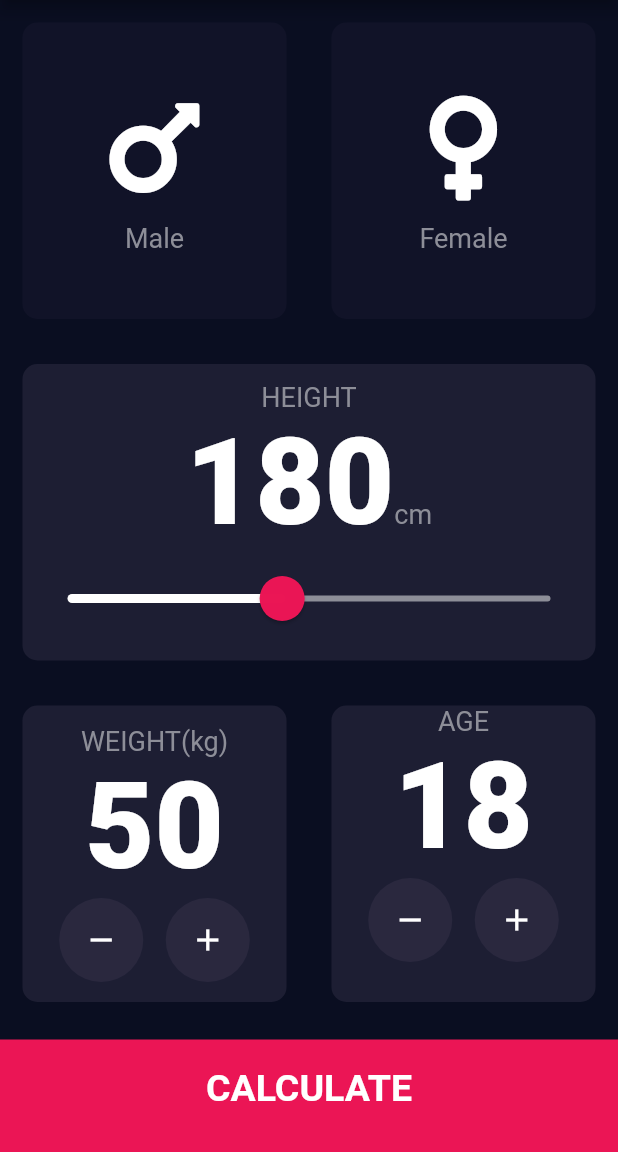
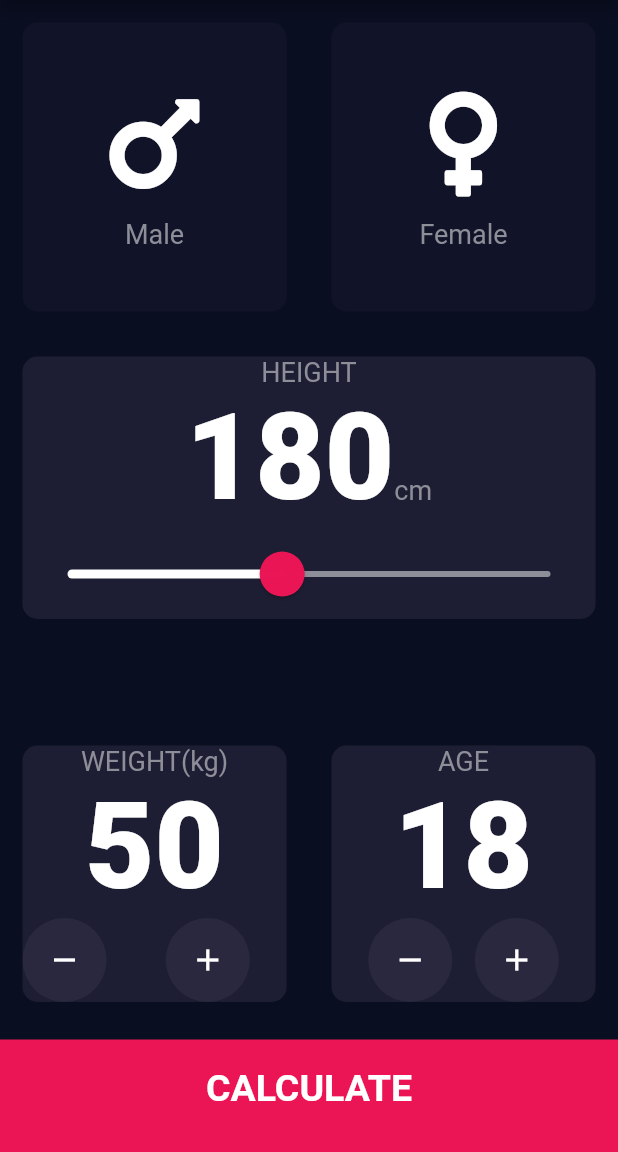
Before and after one commit to kumaranshu8092/FLutter, a Flutter app: the screen it shows after launch, on a phone screen of 412 x 824 dp, the part 84-1236 px from its top. Run offline on Flutter 3.47's test engine with Material 2 defaults, Android fonts, the phone set to English and light mode, and no system bars; our stand-ins replace audioplayers, flutter_spinkit, font_awesome_flutter, geolocator, rflutter_alert; missing offline and left inert: dart:ffi.

Commit message:
removed bug from bmi calculator ui and added flash chat

```diff
--- a/9-bmi-calculator-flutter-master/lib/screens/input_page.dart
+++ b/9-bmi-calculator-flutter-master/lib/screens/input_page.dart
@@ -24,6 +24,7 @@ class _InputPageState extends State<InputPage> {
   @override
   Widget build(BuildContext context) {
     return Scaffold(
+      resizeToAvoidBottomInset: true,
       appBar: AppBar(
         brightness: Brightness.dark,
         title: Center(child: Text('BMI CALCULATOR')),
@@ -70,6 +71,7 @@ class _InputPageState extends State<InputPage> {
             ),
           ),
           Expanded(
+            child: SingleChildScrollView(
               child: Row(
                 children: [
                   Expanded(
@@ -125,7 +127,13 @@ class _InputPageState extends State<InputPage> {
                 ],
               ),
             ),
+          ),
+          SizedBox(
+            height: 15.0,
+          ),
           Expanded(
+            child: SingleChildScrollView(
+              reverse: true,
               child: Row(
                 children: [
                   Expanded(
@@ -145,7 +153,9 @@ class _InputPageState extends State<InputPage> {
                           Row(
                             mainAxisAlignment: MainAxisAlignment.center,
                             children: [
-                            RoundIconButton(
+                              SingleChildScrollView(
+                                reverse: true,
+                                child: RoundIconButton(
                                   icon: Icons.remove,
                                   onpressed: () {
                                     setState(() {
@@ -153,16 +163,19 @@ class _InputPageState extends State<InputPage> {
                                     });
                                   },
                                 ),
+                              ),
                               SizedBox(
                                 width: 15.0,
                               ),
-                            RoundIconButton(
+                              Expanded(
+                                child: RoundIconButton(
                                   icon: Icons.add,
                                   onpressed: () {
                                     setState(() {
                                       weight = weight + 1;
                                     });
                                   },
+                                ),
                               ),
                             ],
                           )
@@ -214,6 +227,7 @@ class _InputPageState extends State<InputPage> {
                 ],
               ),
             ),
+          ),
           BottomButton(
             ontap: () {
               CalculatorBrain calc =
```
Lines whose indentation alone changed are shown as unchanged.
